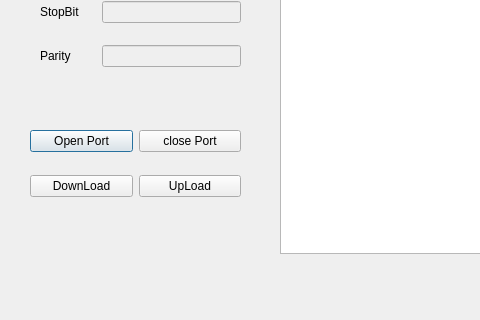
Qt form dialog.ui (orchid861861/serialPortUpdateProg) before a commit; both pictures show x 0 to 480 and y 207 to 527 of the 764 by 527 pixel window.
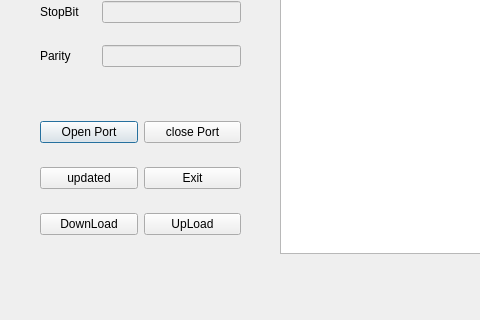
The same form after that commit.

Commit message: 设置进入更新，退出更新功能

```diff
--- a/dialog.ui
+++ b/dialog.ui
@@ -119,10 +119,10 @@
   <widget class="QWidget" name="verticalLayoutWidget">
    <property name="geometry">
     <rect>
-     <x>30</x>
-     <y>320</y>
-     <width>211</width>
-     <height>101</height>
+     <x>40</x>
+     <y>310</y>
+     <width>201</width>
+     <height>151</height>
     </rect>
    </property>
    <layout class="QVBoxLayout" name="verticalLayout">
@@ -144,6 +144,24 @@
       </item>
      </layout>
     </item>
+    <item>
+     <layout class="QHBoxLayout" name="horizontalLayout_3">
+      <item>
+       <widget class="QPushButton" name="update_btn">
+        <property name="text">
+         <string>updated</string>
+        </property>
+       </widget>
+      </item>
+      <item>
+       <widget class="QPushButton" name="exit_btn">
+        <property name="text">
+         <string>Exit</string>
+        </property>
+       </widget>
+      </item>
+     </layout>
+    </item>
     <item>
      <layout class="QHBoxLayout" name="horizontalLayout_2">
       <item>
```
Left out of the diff: 8 changed lines with no effect on the pictures. The commit also changes 2 other files.
